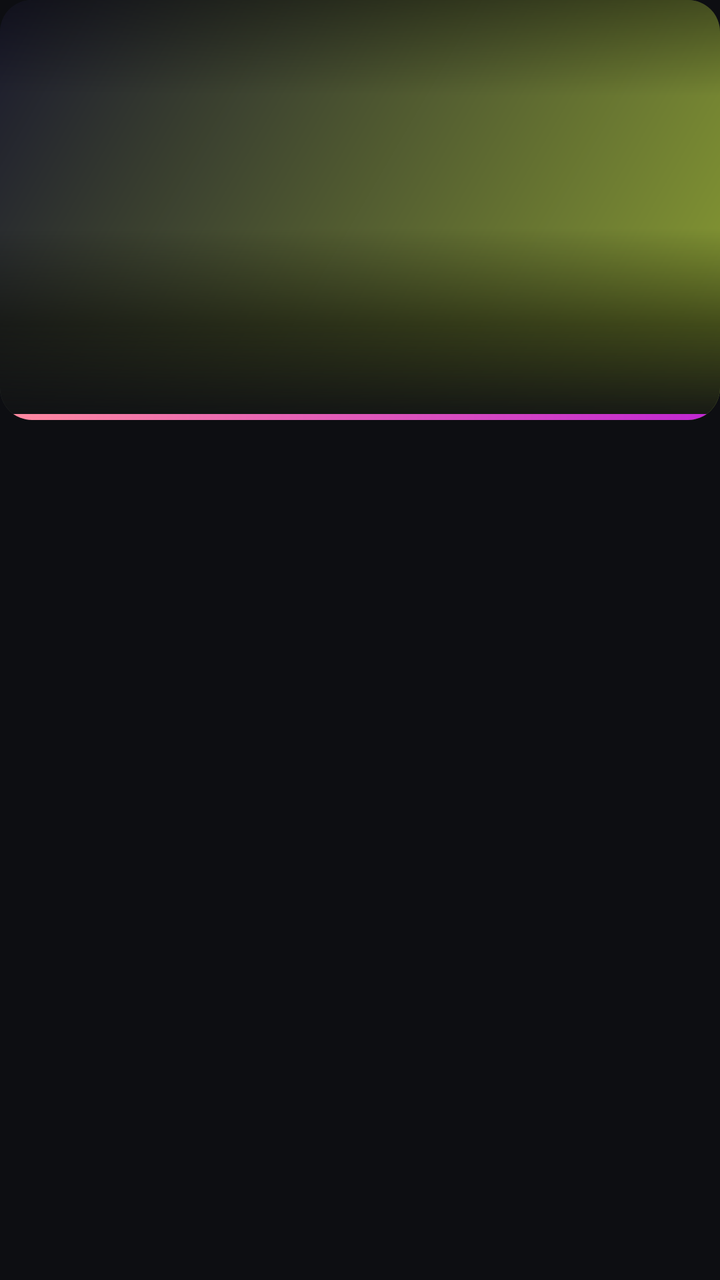
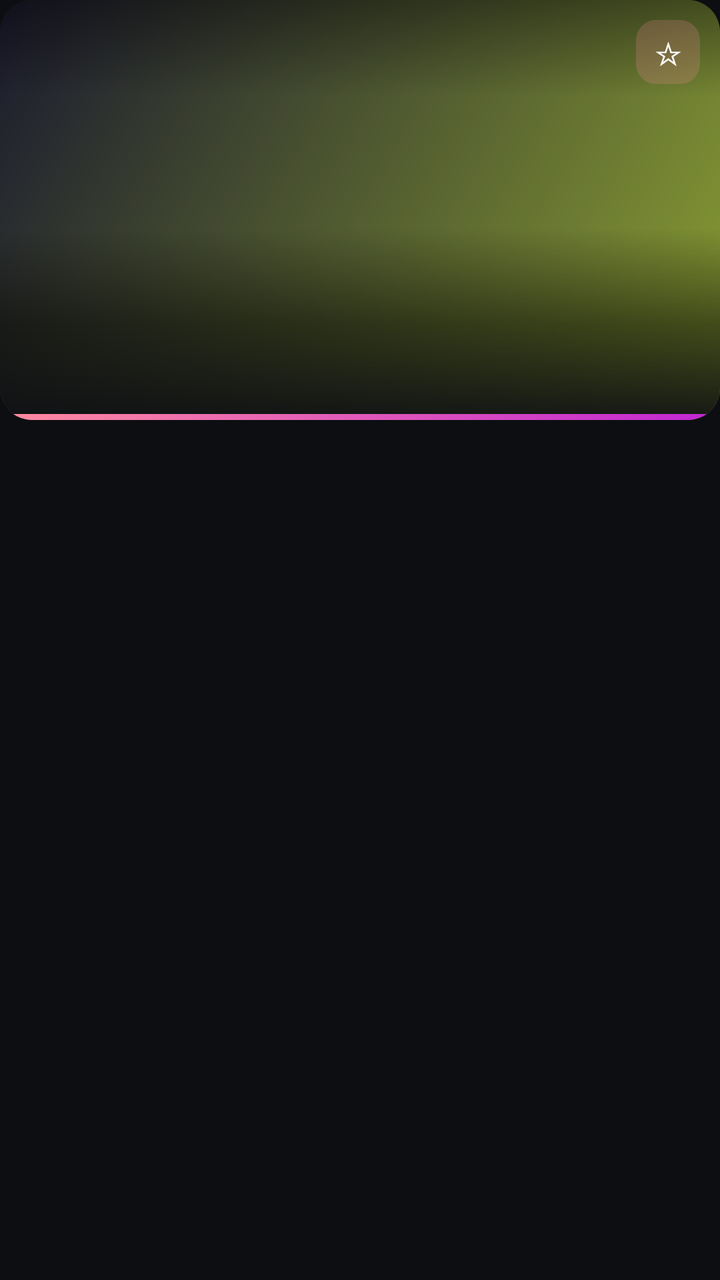

Two renders of the same Android screen: before a commit and after it. Below are the layout's source before the change and the commit's diff.
<!-- AndroidManifest.xml: application theme Theme.Meggy -->
<!-- res/layout/item_drive_card.xml -->
<?xml version="1.0" encoding="utf-8"?>
<FrameLayout xmlns:android="http://schemas.android.com/apk/res/android"
    xmlns:app="http://schemas.android.com/apk/res-auto"
    android:layout_width="150dp"
    android:layout_height="wrap_content"
    android:layout_marginEnd="12dp"
    android:focusable="true"
    android:focusableInTouchMode="true"
    android:clickable="true"
    android:foreground="?attr/selectableItemBackground">

    
    <View
        android:id="@+id/drive_focus_ring"
        android:layout_width="match_parent"
        android:layout_height="210dp"
        android:background="@drawable/tile_focus_border"
        android:visibility="invisible" />

    <com.google.android.material.card.MaterialCardView
        android:id="@+id/drive_card_root"
        android:layout_width="match_parent"
        android:layout_height="210dp"
        app:cardCornerRadius="16dp"
        app:cardElevation="0dp"
        app:cardBackgroundColor="#0F1218"
        app:strokeWidth="0dp"
        app:strokeColor="@android:color/transparent">

        <FrameLayout
            android:layout_width="match_parent"
            android:layout_height="match_parent">

            
            <View
                android:id="@+id/drive_bg"
                android:layout_width="match_parent"
                android:layout_height="match_parent"
                android:background="@drawable/card_gradient_pink" />

            
            <TextView
                android:id="@+id/drive_icon"
                android:layout_width="match_parent"
                android:layout_height="match_parent"
                android:gravity="center"
                android:textSize="52sp"
                android:alpha="0.95" />

            
            <View
                android:layout_width="match_parent"
                android:layout_height="48dp"
                android:layout_gravity="top"
                android:background="@drawable/tile_overlay_top" />

            
            <View
                android:layout_width="match_parent"
                android:layout_height="96dp"
                android:layout_gravity="bottom"
                android:background="@drawable/tile_overlay_bottom" />

            
            <TextView
                android:id="@+id/drive_name"
                android:layout_width="match_parent"
                android:layout_height="wrap_content"
                android:layout_gravity="bottom"
                android:gravity="center"
                android:paddingHorizontal="10dp"
                android:paddingBottom="12dp"
                android:textColor="#FFFFFFFF"
                android:textSize="12sp"
                android:textStyle="bold"
                android:shadowColor="#80000000"
                android:shadowDx="0"
                android:shadowDy="1"
                android:shadowRadius="3"
                android:maxLines="2"
                android:ellipsize="end" />

            
            <View
                android:layout_width="match_parent"
                android:layout_height="3dp"
                android:layout_gravity="bottom"
                android:background="@drawable/progress_gradient" />
        </FrameLayout>
    </com.google.android.material.card.MaterialCardView>
</FrameLayout>
<!-- resources referenced by this layout -->
<resources>
  <!-- drawable card_gradient_pink (drawable) -->
  <?xml version="1.0" encoding="utf-8"?>
  <shape xmlns:android="http://schemas.android.com/apk/res/android" android:shape="rectangle">
      <gradient android:startColor="#FF8B9F33" android:endColor="#1a1a2e" android:angle="135" />
      <corners android:radius="10dp" />
  </shape>
  <!-- drawable progress_gradient (drawable) -->
  <?xml version="1.0" encoding="utf-8"?>
  <shape xmlns:android="http://schemas.android.com/apk/res/android" android:shape="rectangle">
      <gradient android:startColor="#FF8B9F" android:endColor="#C026D3" android:angle="0" />
      <corners android:radius="2dp" />
  </shape>
  <!-- drawable tile_focus_border (drawable) -->
  <?xml version="1.0" encoding="utf-8"?>
  <selector xmlns:android="http://schemas.android.com/apk/res/android">
      
      <item android:state_focused="true">
          <shape android:shape="rectangle">
              <solid android:color="#252A38" />
              <stroke android:width="3dp" android:color="#FF8B9F" />
              <corners android:radius="14dp" />
          </shape>
      </item>
      
      <item android:state_pressed="true">
          <shape android:shape="rectangle">
              <solid android:color="#2A3040" />
              <stroke android:width="2dp" android:color="#5DDEDA" />
              <corners android:radius="14dp" />
          </shape>
      </item>
      
      <item>
          <shape android:shape="rectangle">
              <solid android:color="@android:color/transparent" />
              <corners android:radius="14dp" />
          </shape>
      </item>
  </selector>
  <!-- drawable tile_overlay_bottom (drawable) -->
  <?xml version="1.0" encoding="utf-8"?>
  <shape xmlns:android="http://schemas.android.com/apk/res/android"
      android:shape="rectangle">
      <gradient
          android:startColor="#00000000"
          android:centerColor="#80000000"
          android:endColor="#F00D0E12"
          android:angle="270"
          android:type="linear" />
      <corners android:radius="0dp" />
  </shape>
  <!-- drawable tile_overlay_top (drawable) -->
  <?xml version="1.0" encoding="utf-8"?>
  <shape xmlns:android="http://schemas.android.com/apk/res/android"
      android:shape="rectangle">
      <gradient
          android:startColor="#66000000"
          android:endColor="#00000000"
          android:angle="270"
          android:type="linear" />
      <corners android:radius="0dp" />
  </shape>
  <color name="md_primary">#FFFF8B9F</color>
  <color name="md_on_primary">#FF1A0A0F</color>
  <color name="md_primary_container">#FF7B1FA2</color>
  <color name="md_on_primary_container">#FFFFEAF1</color>
  <color name="md_secondary">#FFC026D3</color>
  <color name="md_on_secondary">#FF1A0A1F</color>
  <color name="md_secondary_container">#FF5A1B6E</color>
  <color name="md_on_secondary_container">#FFFBD7FF</color>
  <color name="md_background">#FF0D0E12</color>
  <color name="md_surface">#FF16181F</color>
  <color name="md_surface_variant">#FF232634</color>
  <color name="md_on_background">#FFEAEAF0</color>
  <color name="md_on_surface">#FFEAEAF0</color>
  <color name="md_on_surface_variant">#FFC0C4D0</color>
  <color name="md_outline">#FF3A3F4F</color>
  <color name="md_outline_variant">#FF2A2E3A</color>
  <color name="md_error">#FFCF6679</color>
  <color name="md_on_error">#FF600014</color>
  <style name="Widget.Meggy.CardView" parent="Widget.Material3.CardView.Filled">
          <item name="cardBackgroundColor">@color/md_surface_container</item>
          <item name="cardCornerRadius">20dp</item>
          <item name="cardElevation">2dp</item>
          <item name="contentPadding">0dp</item>
          <item name="strokeWidth">0dp</item>
      </style>
  <color name="md_surface_container">#FF1B1E27</color>
  <!-- unchanged entries left out for length: 1 -->
</resources>

<!-- the commit's change to res/layout/item_drive_card.xml (unified diff, before → after) -->
@@ -55,6 +55,24 @@
                 android:background="@drawable/tile_overlay_top" />
 
             
+            <TextView
+                android:id="@+id/drive_fav_star"
+                android:layout_width="32dp"
+                android:layout_height="32dp"
+                android:layout_gravity="top|end"
+                android:layout_marginTop="10dp"
+                android:layout_marginEnd="10dp"
+                android:background="@drawable/badge_resume"
+                android:gravity="center"
+                android:text="☆"
+                android:textColor="#FFFFFFFF"
+                android:textSize="16sp"
+                android:clickable="true"
+                android:focusable="true"
+                android:focusableInTouchMode="true"
+                android:contentDescription="Adicionar à Minha lista" />
+
+            
             <View
                 android:layout_width="match_parent"
                 android:layout_height="96dp"
<!-- resource entries referenced after the edit -->
@@ -1,5 +1,12 @@
 <!-- resources referenced by this layout -->
 <resources>
+  <!-- drawable badge_resume (drawable) -->
+  <?xml version="1.0" encoding="utf-8"?>
+  <shape xmlns:android="http://schemas.android.com/apk/res/android"
+      android:shape="rectangle">
+      <solid android:color="#33FF8B9F" />
+      <corners android:radius="10dp" />
+  </shape>
   <!-- drawable card_gradient_pink (drawable) -->
   <?xml version="1.0" encoding="utf-8"?>
   <shape xmlns:android="http://schemas.android.com/apk/res/android" android:shape="rectangle">
